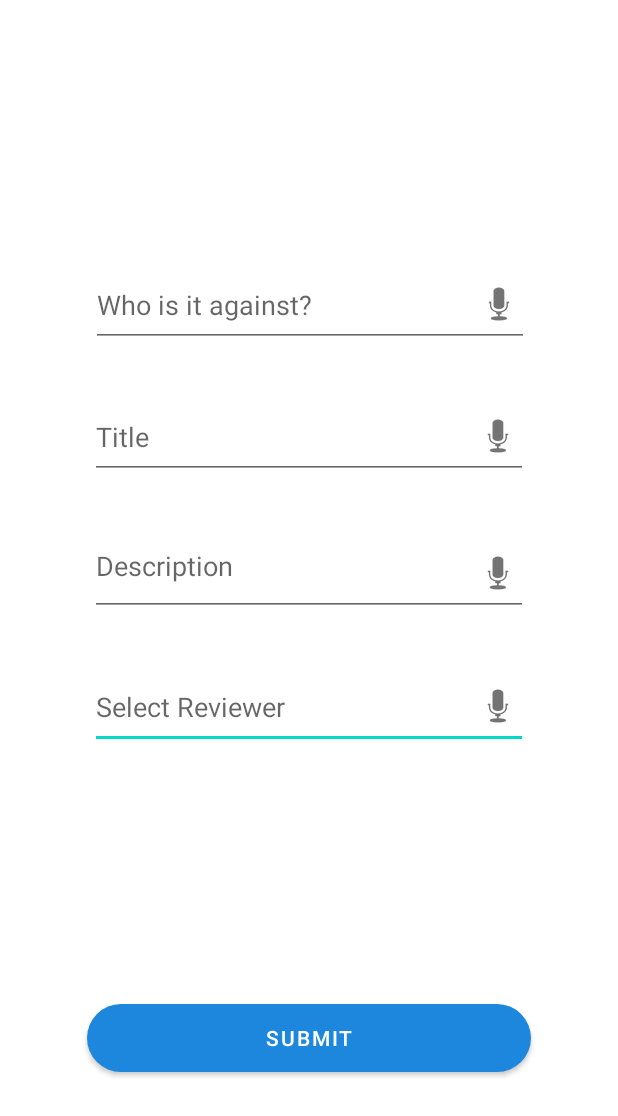
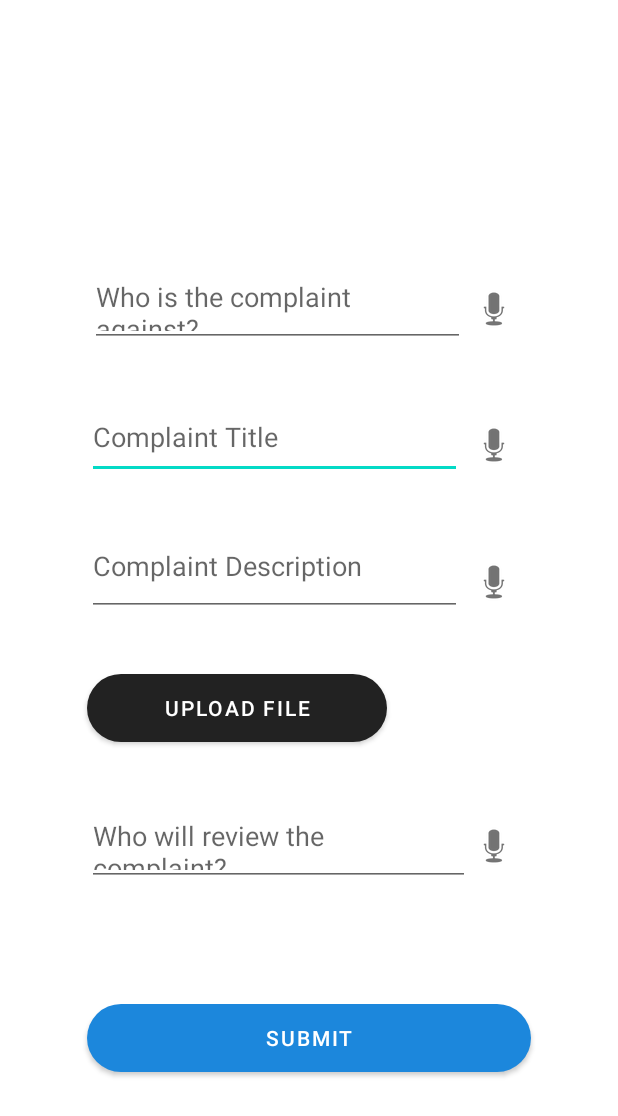
Before and after one commit to MinhazAyaaz/ComplainstApp, an Android app: the layout activity_complaint.xml on its own in the app's theme, with its tools: preview values and no code run, on a phone screen of 412 x 824 dp. Shown: the top 1116 px of the screen. Run offline under Robolectric (Android 15) with nearby library versions, the light colour scheme and no system bars; Roboto replaces fonts that are not available here.

Commit message:
Small edits to the add complaints page

```diff
--- a/CSE327/app/src/main/res/layout/activity_complaint.xml
+++ b/CSE327/app/src/main/res/layout/activity_complaint.xml
@@ -4,6 +4,32 @@
     xmlns:tools="http://schemas.android.com/tools"
     android:layout_width="match_parent"
     android:layout_height="match_parent">
+
+    <ImageButton
+        android:id="@+id/imageButton7"
+        android:layout_width="wrap_content"
+        android:layout_height="wrap_content"
+        android:background="@null"
+        app:layout_constraintBottom_toBottomOf="parent"
+        app:layout_constraintEnd_toEndOf="parent"
+        app:layout_constraintHorizontal_bias="0.825"
+        app:layout_constraintStart_toStartOf="parent"
+        app:layout_constraintTop_toTopOf="parent"
+        app:layout_constraintVertical_bias="0.692"
+        app:srcCompat="@android:drawable/ic_btn_speak_now" />
+
+    <ImageButton
+        android:id="@+id/imageButton6"
+        android:layout_width="wrap_content"
+        android:layout_height="wrap_content"
+        android:background="@null"
+        app:layout_constraintBottom_toBottomOf="parent"
+        app:layout_constraintEnd_toEndOf="parent"
+        app:layout_constraintHorizontal_bias="0.825"
+        app:layout_constraintStart_toStartOf="parent"
+        app:layout_constraintTop_toTopOf="parent"
+        app:layout_constraintVertical_bias="0.47"
+        app:srcCompat="@android:drawable/ic_btn_speak_now" />
 
     <Button
         android:id="@+id/button3"
@@ -19,62 +45,98 @@
         app:layout_constraintTop_toTopOf="parent"
         app:layout_constraintVertical_bias="0.86" />
 
+    <Button
+        android:id="@+id/button4"
+        android:layout_width="200dp"
+        android:layout_height="45dp"
+        android:background="@drawable/round_bg"
+        android:text="UPLOAD FILE"
+        android:textColor="#FFFFFF"
+        app:backgroundTint="#222222"
+        app:layout_constraintBottom_toBottomOf="parent"
+        app:layout_constraintEnd_toEndOf="parent"
+        app:layout_constraintHorizontal_bias="0.274"
+        app:layout_constraintStart_toStartOf="parent"
+        app:layout_constraintTop_toTopOf="parent"
+        app:layout_constraintVertical_bias="0.577" />
+
     <EditText
-        android:id="@+id/text5"
-        android:layout_width="292dp"
+        android:id="@+id/text3"
+        android:layout_width="250dp"
         android:layout_height="56dp"
         android:ems="10"
-        android:hint="Select Reviewer"
+        android:hint="Complaint Title"
         android:inputType="textPersonName"
         app:layout_constraintBottom_toBottomOf="parent"
         app:layout_constraintEnd_toEndOf="parent"
+        app:layout_constraintHorizontal_bias="0.36"
         app:layout_constraintStart_toStartOf="parent"
         app:layout_constraintTop_toTopOf="parent"
-        app:layout_constraintVertical_bias="0.577"
-        android:drawableRight="@android:drawable/ic_btn_speak_now" />
-
-    <EditText
-        android:id="@+id/Text1"
-        android:layout_width="292dp"
-        android:layout_height="56dp"
-        android:ems="10"
-        android:hint="Who is it against?"
-        android:inputType="textPersonName"
-        app:layout_constraintBottom_toBottomOf="parent"
-        app:layout_constraintEnd_toEndOf="parent"
-        app:layout_constraintHorizontal_bias="0.503"
-        app:layout_constraintStart_toStartOf="parent"
-        app:layout_constraintTop_toTopOf="parent"
-        app:layout_constraintVertical_bias="0.228"
-        android:drawableRight="@android:drawable/ic_btn_speak_now" />
-
-    <EditText
-        android:id="@+id/text3"
-        android:layout_width="292dp"
-        android:layout_height="56dp"
-        android:ems="10"
-        android:hint="Title"
-        android:inputType="textPersonName"
-        app:layout_constraintBottom_toBottomOf="parent"
-        app:layout_constraintEnd_toEndOf="parent"
-        app:layout_constraintStart_toStartOf="parent"
-        app:layout_constraintTop_toTopOf="parent"
-        app:layout_constraintVertical_bias="0.343"
-        android:drawableRight="@android:drawable/ic_btn_speak_now" />
+        app:layout_constraintVertical_bias="0.343" />
 
     <EditText
         android:id="@+id/editTextTextMultiLine"
-        android:layout_width="292dp"
+        android:layout_width="250dp"
         android:layout_height="56dp"
-        android:drawableRight="@android:drawable/ic_btn_speak_now"
         android:ems="10"
         android:gravity="start|top"
-        android:hint="Description"
+        android:hint="Complaint Description"
         android:inputType="textMultiLine"
         app:layout_constraintBottom_toBottomOf="parent"
         app:layout_constraintEnd_toEndOf="parent"
+        app:layout_constraintHorizontal_bias="0.36"
         app:layout_constraintStart_toStartOf="parent"
         app:layout_constraintTop_toTopOf="parent"
         app:layout_constraintVertical_bias="0.462" />
 
+    <AutoCompleteTextView
+        android:id="@+id/autoCompleteTextView2"
+        android:layout_width="250dp"
+        android:layout_height="56dp"
+        android:hint="Who is the complaint against?"
+        app:layout_constraintBottom_toBottomOf="parent"
+        app:layout_constraintEnd_toEndOf="parent"
+        app:layout_constraintHorizontal_bias="0.372"
+        app:layout_constraintStart_toStartOf="parent"
+        app:layout_constraintTop_toTopOf="parent"
+        app:layout_constraintVertical_bias="0.228" />
+
+    <AutoCompleteTextView
+        android:id="@+id/autoCompleteTextView3"
+        android:layout_width="255dp"
+        android:layout_height="56dp"
+        android:hint="Who will review the complaint?"
+        app:layout_constraintBottom_toBottomOf="parent"
+        app:layout_constraintEnd_toEndOf="parent"
+        app:layout_constraintHorizontal_bias="0.371"
+        app:layout_constraintStart_toStartOf="parent"
+        app:layout_constraintTop_toTopOf="parent"
+        app:layout_constraintVertical_bias="0.696" />
+
+    <ImageButton
+        android:id="@+id/imageButton4"
+        android:layout_width="wrap_content"
+        android:layout_height="wrap_content"
+        android:background="@null"
+        app:layout_constraintBottom_toBottomOf="parent"
+        app:layout_constraintEnd_toEndOf="parent"
+        app:layout_constraintHorizontal_bias="0.825"
+        app:layout_constraintStart_toStartOf="parent"
+        app:layout_constraintTop_toTopOf="parent"
+        app:layout_constraintVertical_bias="0.24"
+        app:srcCompat="@android:drawable/ic_btn_speak_now" />
+
+    <ImageButton
+        android:id="@+id/imageButton5"
+        android:layout_width="wrap_content"
+        android:layout_height="wrap_content"
+        android:background="@null"
+        app:layout_constraintBottom_toBottomOf="parent"
+        app:layout_constraintEnd_toEndOf="parent"
+        app:layout_constraintHorizontal_bias="0.825"
+        app:layout_constraintStart_toStartOf="parent"
+        app:layout_constraintTop_toTopOf="parent"
+        app:layout_constraintVertical_bias="0.354"
+        app:srcCompat="@android:drawable/ic_btn_speak_now" />
+
 </androidx.constraintlayout.widget.ConstraintLayout>
```
